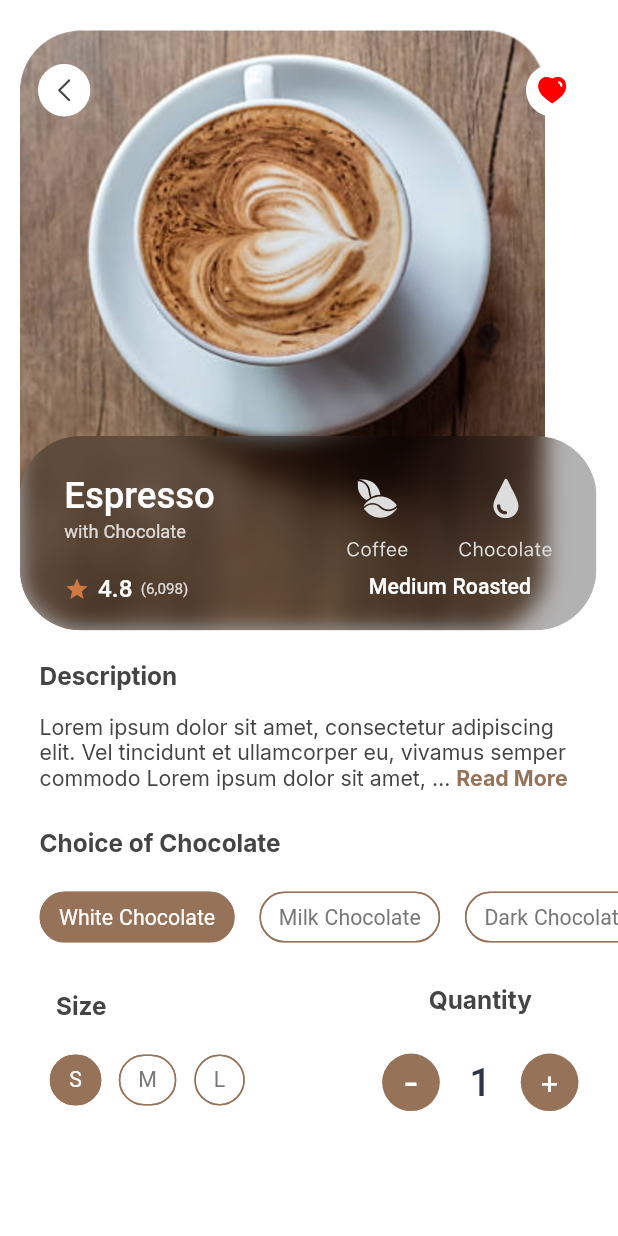
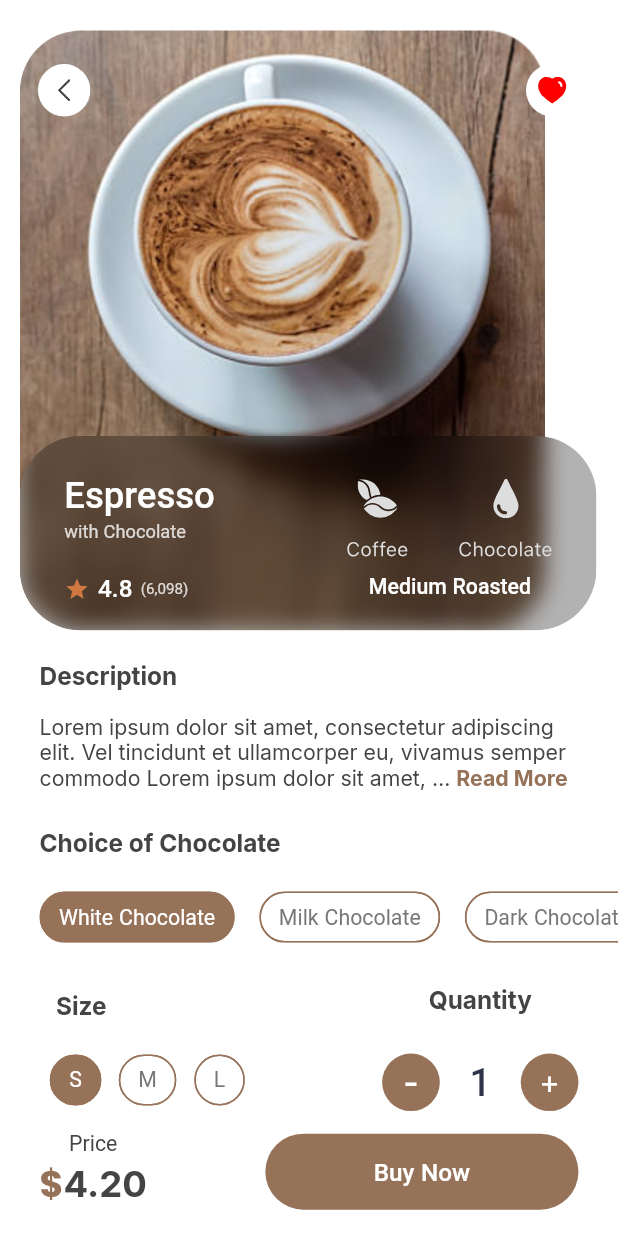
Before and after one commit to enoch-aik/coffee_app_ui, a Flutter app: the CoffeeDetailsScreen screen opened by its route, on a phone screen of 412 x 824 dp. Run offline on Flutter 3.47's test engine with Material 2 defaults, Android fonts, the phone set to English and light mode, and no system bars; drawn by our look-alikes of expandable_text; our stand-ins replace flutter_screenutil, flutter_svg, go_router, google_fonts; Roboto replaces fonts that are missing (SP Pro Display).

```diff
--- a/lib/src/screens/coffee_details/screen.dart
+++ b/lib/src/screens/coffee_details/screen.dart
@@ -10,6 +10,8 @@ class CoffeeDetailsScreen extends StatelessWidget {
   Widget build(BuildContext context) {
     ValueNotifier<int> selectedChocolate = ValueNotifier(0);
     ValueNotifier<int> selectedSize = ValueNotifier(0);
+    ValueNotifier<int> quantity = ValueNotifier(1);
+
     return KScaffold(
       backgroundColor: CustomColors.white,
       body: SingleChildScrollView(
@@ -132,7 +134,8 @@ class CoffeeDetailsScreen extends StatelessWidget {
                           crossAxisAlignment: CrossAxisAlignment.start,
                           children: [
                             Padding(
-                              padding: EdgeInsets.only(bottom: 15.h, top: 25.h,left: 10.w),
+                              padding: EdgeInsets.only(
+                                  bottom: 15.h, top: 25.h, left: 10.w),
                               child: Text(
                                 'Size',
                                 style: GoogleFonts.inter(
@@ -205,7 +208,13 @@ class CoffeeDetailsScreen extends StatelessWidget {
                             ),
                             Row(
                               children: [
-                                Container(
+                                InkWell(
+                                  onTap: () {
+                                    if (quantity.value > 1) {
+                                      quantity.value--;
+                                    }
+                                  },
+                                  child: Container(
                                     width: 35.w,
                                     height: 35.w,
                                     decoration: BoxDecoration(
@@ -218,16 +227,27 @@ class CoffeeDetailsScreen extends StatelessWidget {
                                       fontSize: 30,
                                     ),
                                   ),
+                                ),
                                 Padding(
-                                  padding:  EdgeInsets.symmetric(horizontal: 18.w),
-                                  child: KText(
-                                    '1',
+                                  padding:
+                                      EdgeInsets.symmetric(horizontal: 18.w),
+                                  child: ValueListenableBuilder(
+                                    builder: (context, quantityState, _) {
+                                      return KText(
+                                        quantityState.toString(),
                                         fontWeight: FontWeight.w500,
-                                    color:const Color(0xff2F3548),
+                                        color: const Color(0xff2F3548),
                                         fontSize: 25.sp,
+                                      );
+                                    },
+                                    valueListenable: quantity,
                                   ),
                                 ),
-                                Container(
+                                InkWell(
+                                  onTap: () {
+                                    quantity.value++;
+                                  },
+                                  child: Container(
                                     width: 35.w,
                                     height: 35.w,
                                     decoration: BoxDecoration(
@@ -239,6 +259,7 @@ class CoffeeDetailsScreen extends StatelessWidget {
                                       color: CustomColors.white,
                                       fontSize: 20,
                                     ),
+                                  ),
                                 )
                               ],
                             )
@@ -248,6 +269,43 @@ class CoffeeDetailsScreen extends StatelessWidget {
                     );
                   }),
             ),
+            Padding(
+              padding: EdgeInsets.symmetric(horizontal: 24.w, vertical: 10.h),
+              child: Row(
+                mainAxisAlignment: MainAxisAlignment.spaceBetween,
+                children: [
+                  Column(
+                    children: [
+                      const KText('Price'),
+                      Text.rich(TextSpan(
+                          children: [
+                            TextSpan(
+                                text: '\$',
+                                style: GoogleFonts.poppins()
+                                    .copyWith(color: CustomColors.brown)),
+                            const TextSpan(text: '4.20')
+                          ],
+                          style: GoogleFonts.inter(
+                              fontSize: 24.sp,
+                              fontWeight: FontWeight.w700,
+                              color: CustomColors.defaultTextColor)))
+                    ],
+                  ),
+                  Container(
+                    width: 190.w,
+                    height: 50.h,alignment: Alignment.center,
+                    decoration: ShapeDecoration(
+                      shape: const StadiumBorder(),
+                      color: CustomColors.brown,
+                    ),
+                    child: KText(
+                      'Buy Now',fontSize: 16.sp,fontWeight: FontWeight.w500,
+                      color: CustomColors.white,
+                    ),
+                  )
+                ],
+              ),
+            )
           ],
         ),
       ),
```
Also changed, not shown: 5 other files. Lines whose indentation alone changed are shown as unchanged.
